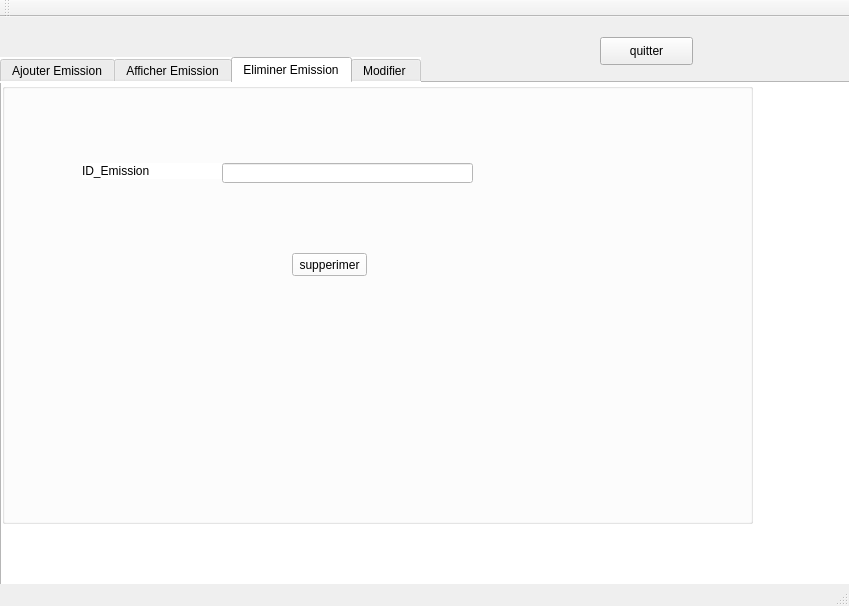
Before: the Qt Designer form Emission/Gestion_emission.ui in dina-boughanmi/projet-C-, drawn with Qt 5.
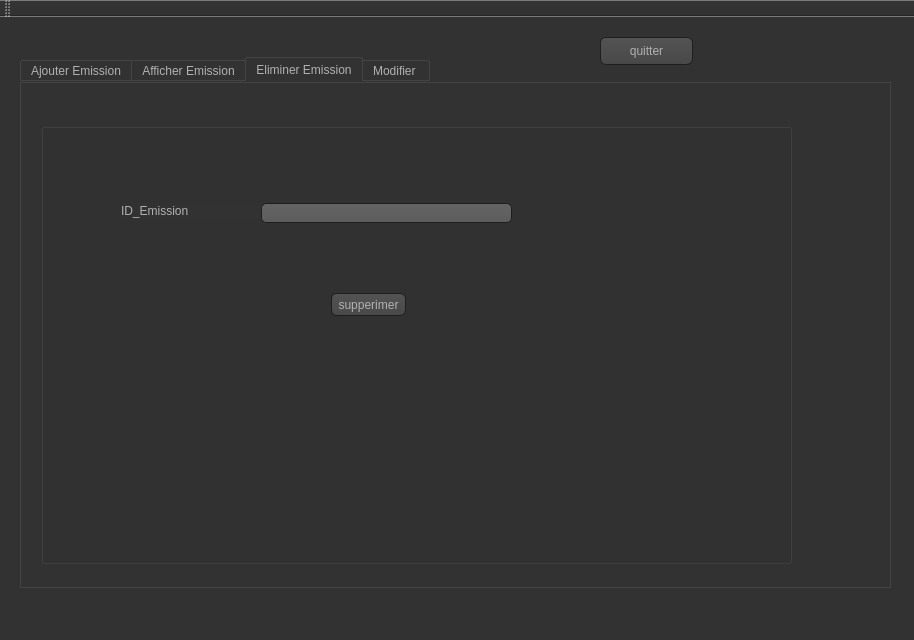
After: the same form once the commit is applied. The open tabs and pages were chosen to show the change. Icons and pictures are not drawn.

```diff
--- a/Emission/Gestion_emission.ui
+++ b/Emission/Gestion_emission.ui
@@ -6,25 +6,958 @@
    <rect>
     <x>0</x>
     <y>0</y>
-    <width>849</width>
-    <height>606</height>
+    <width>914</width>
+    <height>640</height>
    </rect>
   </property>
   <property name="windowTitle">
    <string>Gestion des Clients</string>
   </property>
+  <property name="styleSheet">
+   <string notr="true">QCheckBox::indicator:checked, QRadioButton::indicator:checked
+{
+    border: 1px solid #444;
+       background-color: #3995D7;
+}
+
+
+QToolTip
+{
+     border: 1px solid black;
+     background-color:#3995D7;
+     padding: 1px;
+     border-radius: 3px;
+     opacity: 100;
+}
+
+QWidget
+{
+    color: #b1b1b1;
+    background-color: #323232;
+}
+
+QWidget:item:hover
+{
+    background-color: QLinearGradient( x1: 0, y1: 0, x2: 0, y2: 1, stop: 0#3995D7, stop: 1 #ca0619);
+    color: #000000;
+}
+
+QWidget:item:selected
+{
+    background-color: QLinearGradient( x1: 0, y1: 0, x2: 0, y2: 1, stop: 0#3995D7, stop: 1 #d7801a);
+}
+
+QMenuBar::item
+{
+    background: transparent;
+}
+
+QMenuBar::item:selected
+{
+    background: transparent;
+    border: 1px solid#3995D7;
+}
+
+QMenuBar::item:pressed
+{
+    background: #444;
+    border: 1px solid #000;
+    background-color: QLinearGradient(
+        x1:0, y1:0,
+        x2:0, y2:1,
+        stop:1 #212121,
+        stop:0.4 #343434/*,
+        stop:0.2 #343434,
+        stop:0.1#3995D7*/
+    );
+    margin-bottom:-1px;
+    padding-bottom:1px;
+}
+
+QMenu
+{
+    border: 1px solid #000;
+}
+
+QMenu::item
+{
+    padding: 2px 20px 2px 20px;
+}
+
+QMenu::item:selected
+{
+    color: #000000;
+}
+
+QWidget:disabled
+{
+    color: #404040;
+    background-color: #323232;
+}
+
+QAbstractItemView
+{
+    background-color: QLinearGradient( x1: 0, y1: 0, x2: 0, y2: 1, stop: 0 #4d4d4d, stop: 0.1 #646464, stop: 1 #5d5d5d);
+}
+
+QWidget:focus
+{
+    /*border: 2px solid QLinearGradient( x1: 0, y1: 0, x2: 0, y2: 1, stop: 0#3995D7, stop: 1 #d7801a);*/
+}
+
+QLineEdit
+{
+    background-color: QLinearGradient( x1: 0, y1: 0, x2: 0, y2: 1, stop: 0 #4d4d4d, stop: 0 #646464, stop: 1 #5d5d5d);
+    padding: 1px;
+    border-style: solid;
+    border: 1px solid #1e1e1e;
+    border-radius: 5;
+}
+
+QPushButton
+{
+    color: #b1b1b1;
+    background-color: QLinearGradient( x1: 0, y1: 0, x2: 0, y2: 1, stop: 0 #565656, stop: 0.1 #525252, stop: 0.5 #4e4e4e, stop: 0.9 #4a4a4a, stop: 1 #464646);
+    border-width: 1px;
+    border-color: #1e1e1e;
+    border-style: solid;
+    border-radius: 6;
+    padding: 3px;
+    font-size: 12px;
+    padding-left: 5px;
+    padding-right: 5px;
+}
+
+QPushButton:pressed
+{
+    background-color: QLinearGradient( x1: 0, y1: 0, x2: 0, y2: 1, stop: 0 #2d2d2d, stop: 0.1 #2b2b2b, stop: 0.5 #292929, stop: 0.9 #282828, stop: 1 #252525);
+}
+
+QComboBox
+{
+    selection-background-color:#3995D7;
+    background-color: QLinearGradient( x1: 0, y1: 0, x2: 0, y2: 1, stop: 0 #565656, stop: 0.1 #525252, stop: 0.5 #4e4e4e, stop: 0.9 #4a4a4a, stop: 1 #464646);
+    border-style: solid;
+    border: 1px solid #1e1e1e;
+    border-radius: 5;
+}
+
+QComboBox:hover,QPushButton:hover
+{
+    border: 2px solid QLinearGradient( x1: 0, y1: 0, x2: 0, y2: 1, stop: 0#3995D7, stop: 1 #3995D7);
+}
+
+
+QComboBox:on
+{
+    padding-top: 3px;
+    padding-left: 4px;
+    background-color: QLinearGradient( x1: 0, y1: 0, x2: 0, y2: 1, stop: 0 #2d2d2d, stop: 0.1 #2b2b2b, stop: 0.5 #292929, stop: 0.9 #282828, stop: 1 #252525);
+    selection-background-color:#3995D7;
+}
+
+QComboBox QAbstractItemView
+{
+    border: 2px solid darkgray;
+    selection-background-color: QLinearGradient( x1: 0, y1: 0, x2: 0, y2: 1, stop: 0#3995D7, stop: 1 #d7801a);
+}
+
+QComboBox::drop-down
+{
+     subcontrol-origin: padding;
+     subcontrol-position: top right;
+     width: 15px;
+
+     border-left-width: 0px;
+     border-left-color: darkgray;
+     border-left-style: solid; /* just a single line */
+     border-top-right-radius: 3px; /* same radius as the QComboBox */
+     border-bottom-right-radius: 3px;
+ }
+
+QComboBox::down-arrow
+{
+     image: url(:/down_arrow.png);
+}
+
+QGroupBox:focus
+{
+border: 2px solid QLinearGradient( x1: 0, y1: 0, x2: 0, y2: 1, stop: 0#3995D7, stop: 1 #d7801a);
+}
+
+QTextEdit:focus
+{
+    border: 2px solid QLinearGradient( x1: 0, y1: 0, x2: 0, y2: 1, stop: 0#3995D7, stop: 1 #d7801a);
+}
+
+QScrollBar:horizontal {
+     border: 1px solid #222222;
+     background: QLinearGradient( x1: 0, y1: 0, x2: 0, y2: 1, stop: 0.0 #121212, stop: 0.2 #282828, stop: 1 #484848);
+     height: 7px;
+     margin: 0px 16px 0 16px;
+}
+
+QScrollBar::handle:horizontal
+{
+      background: QLinearGradient( x1: 0, y1: 0, x2: 1, y2: 0, stop: 0#3995D7, stop: 0.5 #d7801a, stop: 1#3995D7);
+      min-height: 20px;
+      border-radius: 2px;
+}
+
+QScrollBar::add-line:horizontal {
+      border: 1px solid #1b1b19;
+      border-radius: 2px;
+      background: QLinearGradient( x1: 0, y1: 0, x2: 1, y2: 0, stop: 0#3995D7, stop: 1 #d7801a);
+      width: 14px;
+      subcontrol-position: right;
+      subcontrol-origin: margin;
+}
+
+QScrollBar::sub-line:horizontal {
+      border: 1px solid #1b1b19;
+      border-radius: 2px;
+      background: QLinearGradient( x1: 0, y1: 0, x2: 1, y2: 0, stop: 0#3995D7, stop: 1 #d7801a);
+      width: 14px;
+     subcontrol-position: left;
+     subcontrol-origin: margin;
+}
+
+QScrollBar::right-arrow:horizontal, QScrollBar::left-arrow:horizontal
+{
+      border: 1px solid black;
+      width: 1px;
+      height: 1px;
+      background: white;
+}
+
+QScrollBar::add-page:horizontal, QScrollBar::sub-page:horizontal
+{
+      background: none;
+}
+
+QScrollBar:vertical
+{
+      background: QLinearGradient( x1: 0, y1: 0, x2: 1, y2: 0, stop: 0.0 #121212, stop: 0.2 #282828, stop: 1 #484848);
+      width: 7px;
+      margin: 16px 0 16px 0;
+      border: 1px solid #222222;
+}
+
+QScrollBar::handle:vertical
+{
+      background: QLinearGradient( x1: 0, y1: 0, x2: 0, y2: 1, stop: 0#3995D7, stop: 0.5 #d7801a, stop: 1#3995D7);
+      min-height: 20px;
+      border-radius: 2px;
+}
+
+QScrollBar::add-line:vertical
+{
+      border: 1px solid #1b1b19;
+      border-radius: 2px;
+      background: QLinearGradient( x1: 0, y1: 0, x2: 0, y2: 1, stop: 0#3995D7, stop: 1 #d7801a);
+      height: 14px;
+      subcontrol-position: bottom;
+      subcontrol-origin: margin;
+}
+
+QScrollBar::sub-line:vertical
+{
+      border: 1px solid #1b1b19;
+      border-radius: 2px;
+      background: QLinearGradient( x1: 0, y1: 0, x2: 0, y2: 1, stop: 0 #d7801a, stop: 1#3995D7);
+      height: 14px;
+      subcontrol-position: top;
+      subcontrol-origin: margin;
+}
+
+QScrollBar::up-arrow:vertical, QScrollBar::down-arrow:vertical
+{
+      border: 1px solid black;
+      width: 1px;
+      height: 1px;
+      background: white;
+}
+
+
+QScrollBar::add-page:vertical, QScrollBar::sub-page:vertical
+{
+      background: none;
+}
+
+QTextEdit
+{
+    background-color: #242424;
+}
+
+QPlainTextEdit
+{
+    background-color: #242424;
+}
+
+QHeaderView::section
+{
+    background-color: QLinearGradient(x1:0, y1:0, x2:0, y2:1, stop:0 #616161, stop: 0.5 #505050, stop: 0.6 #434343, stop:1 #656565);
+    color: white;
+    padding-left: 4px;
+    border: 1px solid #6c6c6c;
+}
+
+QCheckBox:disabled
+{
+color: #414141;
+}
+
+QDockWidget::title
+{
+    text-align: center;
+    spacing: 3px; /* spacing between items in the tool bar */
+    background-color: QLinearGradient(x1:0, y1:0, x2:0, y2:1, stop:0 #323232, stop: 0.5 #242424, stop:1 #323232);
+}
+
+QDockWidget::close-button, QDockWidget::float-button
+{
+    text-align: center;
+    spacing: 1px; /* spacing between items in the tool bar */
+    background-color: QLinearGradient(x1:0, y1:0, x2:0, y2:1, stop:0 #323232, stop: 0.5 #242424, stop:1 #323232);
+}
+
+QDockWidget::close-button:hover, QDockWidget::float-button:hover
+{
+    background: #242424;
+}
+
+QDockWidget::close-button:pressed, QDockWidget::float-button:pressed
+{
+    padding: 1px -1px -1px 1px;
+}
+
+QMainWindow::separator
+{
+    background-color: QLinearGradient(x1:0, y1:0, x2:0, y2:1, stop:0 #161616, stop: 0.5 #151515, stop: 0.6 #212121, stop:1 #343434);
+    color: white;
+    padding-left: 4px;
+    border: 1px solid #4c4c4c;
+    spacing: 3px; /* spacing between items in the tool bar */
+}
+
+QMainWindow::separator:hover
+{
+
+    background-color: QLinearGradient(x1:0, y1:0, x2:0, y2:1, stop:0 #d7801a, stop:0.5 #b56c17 stop:1#3995D7);
+    color: white;
+    padding-left: 4px;
+    border: 1px solid #6c6c6c;
+    spacing: 3px; /* spacing between items in the tool bar */
+}
+
+QToolBar::handle
+{
+     spacing: 3px; /* spacing between items in the tool bar */
+     background: url(:/images/handle.png);
+}
+
+QMenu::separator
+{
+    height: 2px;
+    background-color: QLinearGradient(x1:0, y1:0, x2:0, y2:1, stop:0 #161616, stop: 0.5 #151515, stop: 0.6 #212121, stop:1 #343434);
+    color: white;
+    padding-left: 4px;
+    margin-left: 10px;
+    margin-right: 5px;
+}
+
+QProgressBar
+{
+    border: 2px solid grey;
+    border-radius: 5px;
+    text-align: center;
+}
+
+QProgressBar::chunk
+{
+    background-color:#3995D7;
+    width: 2.15px;
+    margin: 0.5px;
+}
+
+QTabBar::tab {
+    color: #b1b1b1;
+    border: 1px solid #444;
+    border-bottom-style: none;
+    background-color: #323232;
+    padding-left: 10px;
+    padding-right: 10px;
+    padding-top: 3px;
+    padding-bottom: 2px;
+    margin-right: -1px;
+}
+
+QTabWidget::pane {
+    border: 1px solid #444;
+    top: 1px;
+}
+
+QTabBar::tab:last
+{
+    margin-right: 0; /* the last selected tab has nothing to overlap with on the right */
+    border-top-right-radius: 3px;
+}
+
+QTabBar::tab:first:!selected
+{
+ margin-left: 0px; /* the last selected tab has nothing to overlap with on the right */
+
+
+    border-top-left-radius: 3px;
+}
+
+QTabBar::tab:!selected
+{
+    color: #b1b1b1;
+    border-bottom-style: solid;
+    margin-top: 3px;
+    background-color: QLinearGradient(x1:0, y1:0, x2:0, y2:1, stop:1 #212121, stop:.4 #343434);
+}
+
+QTabBar::tab:selected
+{
+    border-top-left-radius: 3px;
+    border-top-right-radius: 3px;
+    margin-bottom: 0px;
+}
+
+QTabBar::tab:!selected:hover
+{
+    /*border-top: 2px solid#3995D7;
+    padding-bottom: 3px;*/
+    border-top-left-radius: 3px;
+    border-top-right-radius: 3px;
+    background-color: QLinearGradient(x1:0, y1:0, x2:0, y2:1, stop:1 #212121, stop:0.4 #343434, stop:0.2 #343434, stop:0.1#3995D7);
+}
+
+QRadioButton::indicator:checked, QRadioButton::indicator:unchecked{
+    color: #b1b1b1;
+    background-color: #323232;
+    border: 1px solid #b1b1b1;
+    border-radius: 6px;
+}
+
+QRadioButton::indicator:checked
+{
+    background-color: qradialgradient(
+        cx: 0.5, cy: 0.5,
+        fx: 0.5, fy: 0.5,
+        radius: 1.0,
+        stop: 0.25#3995D7,
+        stop: 0.3 #323232
+    );
+}
+
+QCheckBox::indicator{
+    color: #b1b1b1;
+    background-color: #323232;
+    border: 1px solid #b1b1b1;
+    width: 9px;
+    height: 9px;
+}
+
+QRadioButton::indicator
+{
+    border-radius: 6px;
+}
+
+QRadioButton::indicator:hover, QCheckBox::indicator:hover
+{
+    border: 1px solid#3995D7;
+}
+
+QCheckBox::indicator:checked
+{
+    image:url(:/images/checkbox.png);
+}
+
+QCheckBox::indicator:disabled, QRadioButton::indicator:disabled
+{
+    border: 1px solid #444;
+}</string>
+  </property>
   <widget class="QWidget" name="centralWidget">
    <widget class="QTabWidget" name="tabWidget">
     <property name="geometry">
      <rect>
-      <x>0</x>
+      <x>20</x>
       <y>40</y>
-      <width>851</width>
+      <width>871</width>
       <height>531</height>
      </rect>
     </property>
     <property name="styleSheet">
-     <string notr="true">background-color: rgb(255, 255, 255);</string>
+     <string notr="true">QCheckBox::indicator:checked, QRadioButton::indicator:checked
+{
+    border: 1px solid #444;
+       background-color: #3995D7;
+}
+
+
+QToolTip
+{
+     border: 1px solid black;
+     background-color:#3995D7;
+     padding: 1px;
+     border-radius: 3px;
+     opacity: 100;
+}
+
+QWidget
+{
+    color: #b1b1b1;
+    background-color: #323232;
+}
+
+QWidget:item:hover
+{
+    background-color: QLinearGradient( x1: 0, y1: 0, x2: 0, y2: 1, stop: 0#3995D7, stop: 1 #ca0619);
+    color: #000000;
+}
+
+QWidget:item:selected
+{
+    background-color: QLinearGradient( x1: 0, y1: 0, x2: 0, y2: 1, stop: 0#3995D7, stop: 1 #d7801a);
+}
+
+QMenuBar::item
+{
+    background: transparent;
+}
+
+QMenuBar::item:selected
+{
+    background: transparent;
+    border: 1px solid#3995D7;
+}
+
+QMenuBar::item:pressed
+{
+    background: #444;
+    border: 1px solid #000;
+    background-color: QLinearGradient(
+        x1:0, y1:0,
+        x2:0, y2:1,
+        stop:1 #212121,
+        stop:0.4 #343434/*,
+        stop:0.2 #343434,
+        stop:0.1#3995D7*/
+    );
+    margin-bottom:-1px;
+    padding-bottom:1px;
+}
+
+QMenu
+{
+    border: 1px solid #000;
+}
+
+QMenu::item
+{
+    padding: 2px 20px 2px 20px;
+}
+
+QMenu::item:selected
+{
+    color: #000000;
+}
+
+QWidget:disabled
+{
+    color: #404040;
+    background-color: #323232;
+}
+
+QAbstractItemView
+{
+    background-color: QLinearGradient( x1: 0, y1: 0, x2: 0, y2: 1, stop: 0 #4d4d4d, stop: 0.1 #646464, stop: 1 #5d5d5d);
+}
+
+QWidget:focus
+{
+    /*border: 2px solid QLinearGradient( x1: 0, y1: 0, x2: 0, y2: 1, stop: 0#3995D7, stop: 1 #d7801a);*/
+}
+
+QLineEdit
+{
+    background-color: QLinearGradient( x1: 0, y1: 0, x2: 0, y2: 1, stop: 0 #4d4d4d, stop: 0 #646464, stop: 1 #5d5d5d);
+    padding: 1px;
+    border-style: solid;
+    border: 1px solid #1e1e1e;
+    border-radius: 5;
+}
+
+QPushButton
+{
+    color: #b1b1b1;
+    background-color: QLinearGradient( x1: 0, y1: 0, x2: 0, y2: 1, stop: 0 #565656, stop: 0.1 #525252, stop: 0.5 #4e4e4e, stop: 0.9 #4a4a4a, stop: 1 #464646);
+    border-width: 1px;
+    border-color: #1e1e1e;
+    border-style: solid;
+    border-radius: 6;
+    padding: 3px;
+    font-size: 12px;
+    padding-left: 5px;
+    padding-right: 5px;
+}
+
+QPushButton:pressed
+{
+    background-color: QLinearGradient( x1: 0, y1: 0, x2: 0, y2: 1, stop: 0 #2d2d2d, stop: 0.1 #2b2b2b, stop: 0.5 #292929, stop: 0.9 #282828, stop: 1 #252525);
+}
+
+QComboBox
+{
+    selection-background-color:#3995D7;
+    background-color: QLinearGradient( x1: 0, y1: 0, x2: 0, y2: 1, stop: 0 #565656, stop: 0.1 #525252, stop: 0.5 #4e4e4e, stop: 0.9 #4a4a4a, stop: 1 #464646);
+    border-style: solid;
+    border: 1px solid #1e1e1e;
+    border-radius: 5;
+}
+
+QComboBox:hover,QPushButton:hover
+{
+    border: 2px solid QLinearGradient( x1: 0, y1: 0, x2: 0, y2: 1, stop: 0#3995D7, stop: 1 #3995D7);
+}
+
+
+QComboBox:on
+{
+    padding-top: 3px;
+    padding-left: 4px;
+    background-color: QLinearGradient( x1: 0, y1: 0, x2: 0, y2: 1, stop: 0 #2d2d2d, stop: 0.1 #2b2b2b, stop: 0.5 #292929, stop: 0.9 #282828, stop: 1 #252525);
+    selection-background-color:#3995D7;
+}
+
+QComboBox QAbstractItemView
+{
+    border: 2px solid darkgray;
+    selection-background-color: QLinearGradient( x1: 0, y1: 0, x2: 0, y2: 1, stop: 0#3995D7, stop: 1 #d7801a);
+}
+
+QComboBox::drop-down
+{
+     subcontrol-origin: padding;
+     subcontrol-position: top right;
+     width: 15px;
+
+     border-left-width: 0px;
+     border-left-color: darkgray;
+     border-left-style: solid; /* just a single line */
+     border-top-right-radius: 3px; /* same radius as the QComboBox */
+     border-bottom-right-radius: 3px;
+ }
+
+QComboBox::down-arrow
+{
+     image: url(:/down_arrow.png);
+}
+
+QGroupBox:focus
+{
+border: 2px solid QLinearGradient( x1: 0, y1: 0, x2: 0, y2: 1, stop: 0#3995D7, stop: 1 #d7801a);
+}
+
+QTextEdit:focus
+{
+    border: 2px solid QLinearGradient( x1: 0, y1: 0, x2: 0, y2: 1, stop: 0#3995D7, stop: 1 #d7801a);
+}
+
+QScrollBar:horizontal {
+     border: 1px solid #222222;
+     background: QLinearGradient( x1: 0, y1: 0, x2: 0, y2: 1, stop: 0.0 #121212, stop: 0.2 #282828, stop: 1 #484848);
+     height: 7px;
+     margin: 0px 16px 0 16px;
+}
+
+QScrollBar::handle:horizontal
+{
+      background: QLinearGradient( x1: 0, y1: 0, x2: 1, y2: 0, stop: 0#3995D7, stop: 0.5 #d7801a, stop: 1#3995D7);
+      min-height: 20px;
+      border-radius: 2px;
+}
+
+QScrollBar::add-line:horizontal {
+      border: 1px solid #1b1b19;
+      border-radius: 2px;
+      background: QLinearGradient( x1: 0, y1: 0, x2: 1, y2: 0, stop: 0#3995D7, stop: 1 #d7801a);
+      width: 14px;
+      subcontrol-position: right;
+      subcontrol-origin: margin;
+}
+
+QScrollBar::sub-line:horizontal {
+      border: 1px solid #1b1b19;
+      border-radius: 2px;
+      background: QLinearGradient( x1: 0, y1: 0, x2: 1, y2: 0, stop: 0#3995D7, stop: 1 #d7801a);
+      width: 14px;
+     subcontrol-position: left;
+     subcontrol-origin: margin;
+}
+
+QScrollBar::right-arrow:horizontal, QScrollBar::left-arrow:horizontal
+{
+      border: 1px solid black;
+      width: 1px;
+      height: 1px;
+      background: white;
+}
+
+QScrollBar::add-page:horizontal, QScrollBar::sub-page:horizontal
+{
+      background: none;
+}
+
+QScrollBar:vertical
+{
+      background: QLinearGradient( x1: 0, y1: 0, x2: 1, y2: 0, stop: 0.0 #121212, stop: 0.2 #282828, stop: 1 #484848);
+      width: 7px;
+      margin: 16px 0 16px 0;
+      border: 1px solid #222222;
+}
+
+QScrollBar::handle:vertical
+{
+      background: QLinearGradient( x1: 0, y1: 0, x2: 0, y2: 1, stop: 0#3995D7, stop: 0.5 #d7801a, stop: 1#3995D7);
+      min-height: 20px;
+      border-radius: 2px;
+}
+
+QScrollBar::add-line:vertical
+{
+      border: 1px solid #1b1b19;
+      border-radius: 2px;
+      background: QLinearGradient( x1: 0, y1: 0, x2: 0, y2: 1, stop: 0#3995D7, stop: 1 #d7801a);
+      height: 14px;
+      subcontrol-position: bottom;
+      subcontrol-origin: margin;
+}
+
+QScrollBar::sub-line:vertical
+{
+      border: 1px solid #1b1b19;
+      border-radius: 2px;
+      background: QLinearGradient( x1: 0, y1: 0, x2: 0, y2: 1, stop: 0 #d7801a, stop: 1#3995D7);
+      height: 14px;
+      subcontrol-position: top;
+      subcontrol-origin: margin;
+}
+
+QScrollBar::up-arrow:vertical, QScrollBar::down-arrow:vertical
+{
+      border: 1px solid black;
+      width: 1px;
+      height: 1px;
+      background: white;
+}
+
+
+QScrollBar::add-page:vertical, QScrollBar::sub-page:vertical
+{
+      background: none;
+}
+
+QTextEdit
+{
+    background-color: #242424;
+}
+
+QPlainTextEdit
+{
+    background-color: #242424;
+}
+
+QHeaderView::section
+{
+    background-color: QLinearGradient(x1:0, y1:0, x2:0, y2:1, stop:0 #616161, stop: 0.5 #505050, stop: 0.6 #434343, stop:1 #656565);
+    color: white;
+    padding-left: 4px;
+    border: 1px solid #6c6c6c;
+}
+
+QCheckBox:disabled
+{
+color: #414141;
+}
+
+QDockWidget::title
+{
+    text-align: center;
+    spacing: 3px; /* spacing between items in the tool bar */
+    background-color: QLinearGradient(x1:0, y1:0, x2:0, y2:1, stop:0 #323232, stop: 0.5 #242424, stop:1 #323232);
+}
+
+QDockWidget::close-button, QDockWidget::float-button
+{
+    text-align: center;
+    spacing: 1px; /* spacing between items in the tool bar */
+    background-color: QLinearGradient(x1:0, y1:0, x2:0, y2:1, stop:0 #323232, stop: 0.5 #242424, stop:1 #323232);
+}
+
+QDockWidget::close-button:hover, QDockWidget::float-button:hover
+{
+    background: #242424;
+}
+
+QDockWidget::close-button:pressed, QDockWidget::float-button:pressed
+{
+    padding: 1px -1px -1px 1px;
+}
+
+QMainWindow::separator
+{
+    background-color: QLinearGradient(x1:0, y1:0, x2:0, y2:1, stop:0 #161616, stop: 0.5 #151515, stop: 0.6 #212121, stop:1 #343434);
+    color: white;
+    padding-left: 4px;
+    border: 1px solid #4c4c4c;
+    spacing: 3px; /* spacing between items in the tool bar */
+}
+
+QMainWindow::separator:hover
+{
+
+    background-color: QLinearGradient(x1:0, y1:0, x2:0, y2:1, stop:0 #d7801a, stop:0.5 #b56c17 stop:1#3995D7);
+    color: white;
+    padding-left: 4px;
+    border: 1px solid #6c6c6c;
+    spacing: 3px; /* spacing between items in the tool bar */
+}
+
+QToolBar::handle
+{
+     spacing: 3px; /* spacing between items in the tool bar */
+     background: url(:/images/handle.png);
+}
+
+QMenu::separator
+{
+    height: 2px;
+    background-color: QLinearGradient(x1:0, y1:0, x2:0, y2:1, stop:0 #161616, stop: 0.5 #151515, stop: 0.6 #212121, stop:1 #343434);
+    color: white;
+    padding-left: 4px;
+    margin-left: 10px;
+    margin-right: 5px;
+}
+
+QProgressBar
+{
+    border: 2px solid grey;
+    border-radius: 5px;
+    text-align: center;
+}
+
+QProgressBar::chunk
+{
+    background-color:#3995D7;
+    width: 2.15px;
+    margin: 0.5px;
+}
+
+QTabBar::tab {
+    color: #b1b1b1;
+    border: 1px solid #444;
+    border-bottom-style: none;
+    background-color: #323232;
+    padding-left: 10px;
+    padding-right: 10px;
+    padding-top: 3px;
+    padding-bottom: 2px;
+    margin-right: -1px;
+}
+
+QTabWidget::pane {
+    border: 1px solid #444;
+    top: 1px;
+}
+
+QTabBar::tab:last
+{
+    margin-right: 0; /* the last selected tab has nothing to overlap with on the right */
+    border-top-right-radius: 3px;
+}
+
+QTabBar::tab:first:!selected
+{
+ margin-left: 0px; /* the last selected tab has nothing to overlap with on the right */
+
+
+    border-top-left-radius: 3px;
+}
+
+QTabBar::tab:!selected
+{
+    color: #b1b1b1;
+    border-bottom-style: solid;
+    margin-top: 3px;
+    background-color: QLinearGradient(x1:0, y1:0, x2:0, y2:1, stop:1 #212121, stop:.4 #343434);
+}
+
+QTabBar::tab:selected
+{
+    border-top-left-radius: 3px;
+    border-top-right-radius: 3px;
+    margin-bottom: 0px;
+}
+
+QTabBar::tab:!selected:hover
+{
+    /*border-top: 2px solid#3995D7;
+    padding-bottom: 3px;*/
+    border-top-left-radius: 3px;
+    border-top-right-radius: 3px;
+    background-color: QLinearGradient(x1:0, y1:0, x2:0, y2:1, stop:1 #212121, stop:0.4 #343434, stop:0.2 #343434, stop:0.1#3995D7);
+}
+
+QRadioButton::indicator:checked, QRadioButton::indicator:unchecked{
+    color: #b1b1b1;
+    background-color: #323232;
+    border: 1px solid #b1b1b1;
+    border-radius: 6px;
+}
+
+QRadioButton::indicator:checked
+{
+    background-color: qradialgradient(
+        cx: 0.5, cy: 0.5,
+        fx: 0.5, fy: 0.5,
+        radius: 1.0,
+        stop: 0.25#3995D7,
+        stop: 0.3 #323232
+    );
+}
+
+QCheckBox::indicator{
+    color: #b1b1b1;
+    background-color: #323232;
+    border: 1px solid #b1b1b1;
+    width: 9px;
+    height: 9px;
+}
+
+QRadioButton::indicator
+{
+    border-radius: 6px;
+}
+
+QRadioButton::indicator:hover, QCheckBox::indicator:hover
+{
+    border: 1px solid#3995D7;
+}
+
+QCheckBox::indicator:checked
+{
+    image:url(:/images/checkbox.png);
+}
+
+QCheckBox::indicator:disabled, QRadioButton::indicator:disabled
+{
+    border: 1px solid #444;
+}</string>
     </property>
     <property name="currentIndex">
      <number>0</number>
@@ -449,14 +1382,14 @@
      <widget class="QGroupBox" name="groupBox_3">
       <property name="geometry">
        <rect>
-        <x>0</x>
-        <y>0</y>
+        <x>20</x>
+        <y>40</y>
         <width>751</width>
         <height>441</height>
        </rect>
       </property>
       <property name="styleSheet">
-       <string notr="true">background-color: rgb(255, 255, 255);</string>
+       <string notr="true"/>
       </property>
       <property name="title">
        <string/>
```
Left out of the diff: 9 changed lines with no effect on the pictures.
